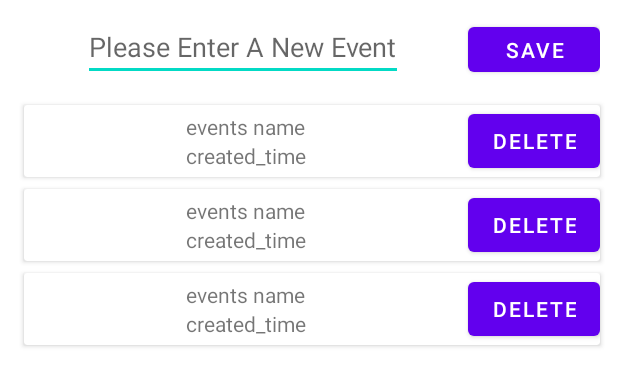
After one commit to Arye182/EventsApp, an Android app: the layout fragment_events.xml on its own in the app's theme, with its tools: preview values and no code run, on a phone screen of 412 x 824 dp. The commit adds this screen. Shown: the top 386 px of the screen. Run offline under Robolectric (Android 15) with nearby library versions, the phone set to English and light mode, and no system bars.

Commit message:
DAGER HILT AND VIEW MODEL

```diff
--- a/app/src/main/AndroidManifest.xml
+++ b/app/src/main/AndroidManifest.xml
@@ -3,6 +3,7 @@
     package="com.example.eventsapp">
 
     <application
+        android:name=".EventsApplication"
         android:allowBackup="true"
         android:icon="@mipmap/ic_launcher"
         android:label="@string/app_name"
--- a/app/src/main/java/com/example/eventsapp/data/EventItem.kt
+++ /dev/null
@@ -1,3 +0,0 @@
-package com.example.eventsapp.data
-
-data class EventItem(val name: String, val date: String)
--- a/app/src/main/res/layout/event_card.xml
+++ b/app/src/main/res/layout/event_card.xml
@@ -24,7 +24,8 @@
                 android:id="@+id/event_card_name"
                 android:layout_width="match_parent"
                 android:layout_height="match_parent"
-                android:text="events name" />
+                android:text="events name"
+                android:maxLines="1"/>
 
             <TextView
                 android:id="@+id/event_card_time"
--- /dev/null
+++ b/app/src/main/res/layout/fragment_events.xml
@@ -0,0 +1,56 @@
+<?xml version="1.0" encoding="utf-8"?>
+<androidx.constraintlayout.widget.ConstraintLayout xmlns:android="http://schemas.android.com/apk/res/android"
+    xmlns:app="http://schemas.android.com/apk/res-auto"
+    android:layout_width="match_parent"
+    android:layout_height="match_parent"
+    xmlns:tools="http://schemas.android.com/tools"
+    tools:context=".ui.events.EventsFragment">
+
+    <!--  new event ui   -->
+    <androidx.constraintlayout.widget.ConstraintLayout
+        android:id="@+id/linearLayout"
+        android:layout_width="match_parent"
+        android:layout_height="50dp"
+        android:layout_marginStart="8dp"
+        android:layout_marginTop="8dp"
+        android:layout_marginEnd="8dp"
+        android:orientation="horizontal"
+        android:padding="4dp"
+        app:layout_constraintEnd_toEndOf="parent"
+        app:layout_constraintStart_toStartOf="parent"
+        app:layout_constraintTop_toTopOf="parent">
+
+        <EditText
+            android:layout_width="wrap_content"
+            android:layout_height="match_parent"
+            android:hint="Please Enter A New Event"
+            app:layout_constraintBottom_toBottomOf="parent"
+            app:layout_constraintEnd_toStartOf="@+id/button2"
+            app:layout_constraintStart_toStartOf="parent"
+            app:layout_constraintTop_toTopOf="parent" />
+
+        <Button
+            android:id="@+id/button2"
+            android:layout_width="wrap_content"
+            android:layout_height="match_parent"
+            android:text="save"
+            app:layout_constraintBottom_toBottomOf="parent"
+            app:layout_constraintEnd_toEndOf="parent"
+            app:layout_constraintTop_toTopOf="parent" />
+    </androidx.constraintlayout.widget.ConstraintLayout>
+    <!--  list of events ui - recycler view   -->
+    <androidx.recyclerview.widget.RecyclerView
+        android:id="@+id/events_recycler_view"
+        android:layout_width="match_parent"
+        android:layout_height="wrap_content"
+        android:layout_marginStart="8dp"
+        android:layout_marginTop="4dp"
+        android:layout_marginEnd="4dp"
+        android:clipToPadding="false"
+        android:padding="4dp"
+        app:layout_constraintEnd_toEndOf="parent"
+        app:layout_constraintStart_toStartOf="parent"
+        app:layout_constraintTop_toBottomOf="@+id/linearLayout"
+        tools:listitem="@layout/event_card" />
+
+</androidx.constraintlayout.widget.ConstraintLayout>
--- a/build.gradle
+++ b/build.gradle
@@ -2,7 +2,6 @@
 buildscript {
 
    ext{
-
        // Sdk and tools
        minSdkVersion = 27
        targetSdkVersion = 31
@@ -24,9 +23,8 @@ buildscript {
        lifecycleVersion = "2.2.0"
        materialVersion = "1.3.0-alpha03"
        navigationVersion = "2.3.1"
-       roomVersion = "2.2.5"
+       roomVersion = "2.4.0"
        testExtJunitVersion = "1.1.2"
-
    }
 
 
```
Also changed, not shown: app/build.gradle (+16 -2 lines), app/src/main/java/com/example/eventsapp/EventsApplication.kt (added, +8 -0 lines), app/src/main/java/com/example/eventsapp/MainActivity.kt (+2 -30 lines), app/src/main/java/com/example/eventsapp/data/EventDao.kt (added, +19 -0 lines), app/src/main/java/com/example/eventsapp/data/EventDatabase.kt (added, +33 -0 lines), app/src/main/java/com/example/eventsapp/data/EventEntity.kt (added, +15 -0 lines), app/src/main/java/com/example/eventsapp/di/AppModule.kt (added, +45 -0 lines), app/src/main/java/com/example/eventsapp/ui/events/EventsAdapter.kt (renamed from app/src/main/java/com/example/eventsapp/view/EventAdapter.kt, +3 -4 lines), app/src/main/java/com/example/eventsapp/ui/events/EventsFragment.kt (added, +14 -0 lines), app/src/main/java/com/example/eventsapp/ui/events/EventsViewModel.kt (added, +11 -0 lines), app/src/main/res/layout/activity_main.xml (+6 -44 lines), app/src/main/res/navigation/nav_graph.xml (added, +13 -0 lines), 1 other file.
